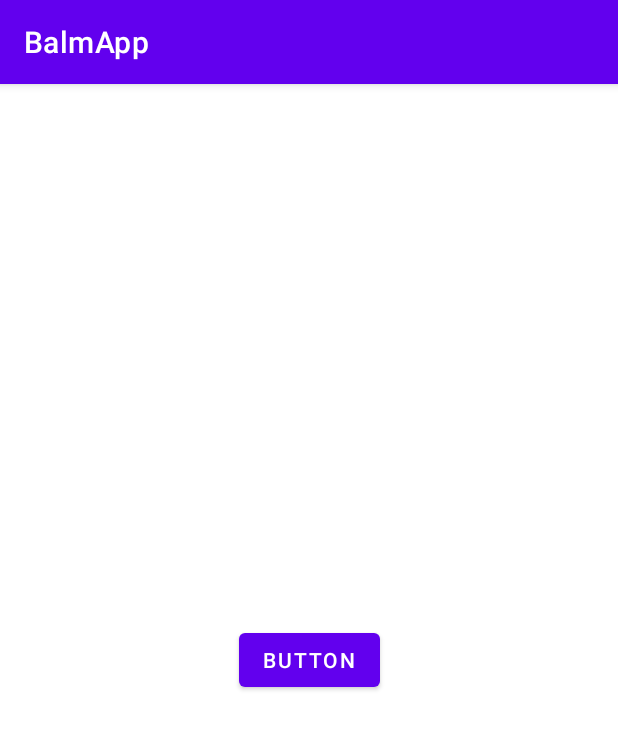
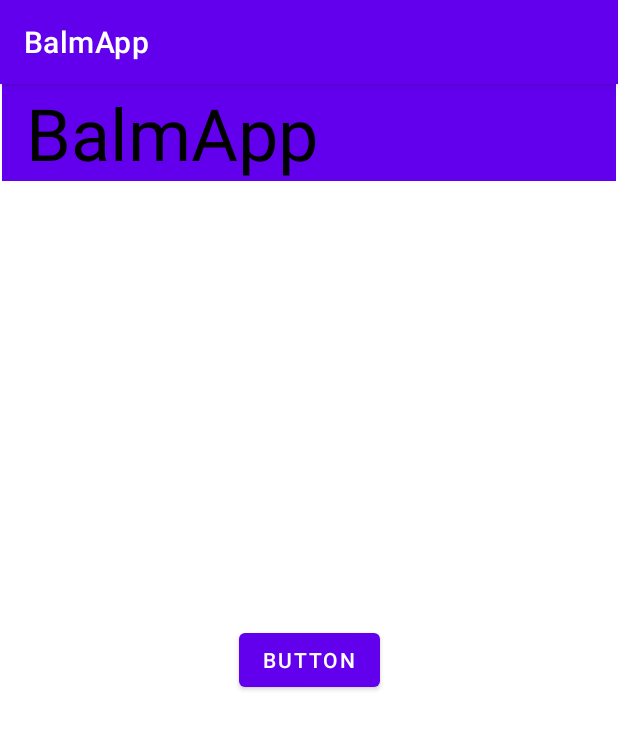
Before and after one commit to Oskar36/BalmApp, an Android app: the screen it shows after launch (MainActivity), on a phone screen of 412 x 824 dp. Shown: the top 729 px of the screen. Run offline under Robolectric (Android 15) with nearby library versions, the phone set to English and light mode, and no system bars.

Commit message:
Update activity_main.xml

```diff
--- a/app/src/main/res/layout/activity_main.xml
+++ b/app/src/main/res/layout/activity_main.xml
@@ -4,16 +4,40 @@
     xmlns:tools="http://schemas.android.com/tools"
     android:layout_width="match_parent"
     android:layout_height="match_parent"
-    tools:context=".MainActivity"
-    >
+    tools:context=".MainActivity">
     tools:viewBindingIgnore="true"
+
+
+    <androidx.appcompat.widget.Toolbar
+        android:id="@+id/toolbar"
+        android:layout_width="409dp"
+        android:layout_height="wrap_content"
+        android:background="?attr/colorPrimary"
+        android:minHeight="?attr/actionBarSize"
+        android:theme="?attr/actionBarTheme"
+        app:layout_constraintEnd_toEndOf="parent"
+        app:layout_constraintStart_toStartOf="parent"
+        app:layout_constraintTop_toTopOf="parent" >
+        <TextView
+            android:layout_width="wrap_content"
+            android:layout_height="wrap_content"
+            android:text="BalmApp"
+            android:textSize="@android:dimen/app_icon_size"
+            android:textColor="@android:color/black">
+        </TextView>
+    </androidx.appcompat.widget.Toolbar>
+
     <Button
+
         android:id="@+id/button"
         android:layout_width="wrap_content"
         android:layout_height="wrap_content"
+        style="@style/botones"
         android:text="Button"
         app:layout_constraintBottom_toBottomOf="parent"
         app:layout_constraintEnd_toEndOf="parent"
         app:layout_constraintStart_toStartOf="parent"
         app:layout_constraintTop_toTopOf="parent" />
+
+
 </androidx.constraintlayout.widget.ConstraintLayout>
```
